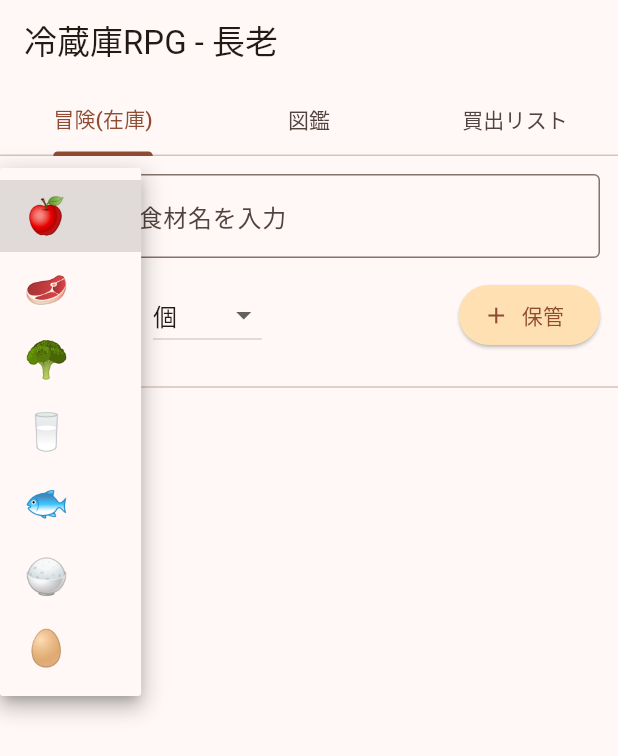
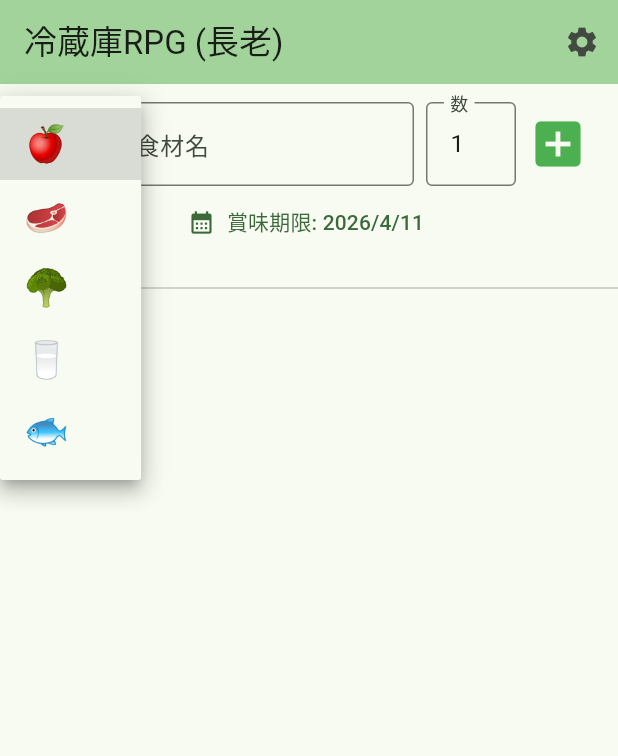
Before and after one commit to cdsa1230126-ai/reizoko_app, a Flutter app: the screen it shows after launch, after a tap on an icon or button, on a phone screen of 412 x 824 dp. Shown: the top 756 px of the screen. Run offline on Flutter 3.47's test engine with Material 3 defaults, Android fonts, the phone set to English and light mode, and no system bars; our stand-ins replace camera, shared_preferences; missing offline and left inert: dart:html.

Commit message:
Update main.dart

```diff
--- a/lib/main.dart
+++ b/lib/main.dart
@@ -2,10 +2,11 @@ import 'package:flutter/material.dart';
 import 'package:shared_preferences/shared_preferences.dart';
 import 'package:camera/camera.dart';
 import 'dart:convert';
-import 'dart:html' as html;
+import 'dart:html' as html; // Web用の音声・通知機能
 
 void main() async {
   WidgetsFlutterBinding.ensureInitialized();
+  // カメラの準備（Webブラウザで許可が必要）
   List<CameraDescription> cameras = [];
   try {
     cameras = await availableCameras();
@@ -15,19 +16,26 @@ void main() async {
   runApp(ReizokoApp(cameras: cameras));
 }
 
-class ReizokoApp extends StatelessWidget {
+class ReizokoApp extends StatefulWidget {
   final List<CameraDescription> cameras;
   const ReizokoApp({super.key, required this.cameras});
+
+  @override
+  State<ReizokoApp> createState() => _ReizokoAppState();
+}
+
+class _ReizokoAppState extends State<ReizokoApp> {
+  Color themeColor = Colors.green;
 
   @override
   Widget build(BuildContext context) {
     return MaterialApp(
       title: '冷蔵庫RPG',
       theme: ThemeData(
-        colorScheme: ColorScheme.fromSeed(seedColor: Colors.orange.shade900),
+        colorScheme: ColorScheme.fromSeed(seedColor: themeColor),
         useMaterial3: true,
       ),
-      home: ReizokoHomePage(cameras: cameras),
+      home: ReizokoHomePage(cameras: widget.cameras),
     );
   }
 }
@@ -40,215 +48,238 @@ class ReizokoHomePage extends StatefulWidget {
   State<ReizokoHomePage> createState() => _ReizokoHomePageState();
 }
 
-class _ReizokoHomePageState extends State<ReizokoHomePage> with TickerProviderStateMixin {
+class _ReizokoHomePageState extends State<ReizokoHomePage> with SingleTickerProviderStateMixin {
   List<Map<String, dynamic>> inventory = [];
   List<String> shoppingList = [];
-  List<Map<String, dynamic>> monsterBook = [];
   String characterMode = "長老";
+  String apiKey = "";
 
   final TextEditingController _itemController = TextEditingController();
   final TextEditingController _countController = TextEditingController(text: "1");
+  DateTime _selectedDate = DateTime.now().add(const Duration(days: 3));
   String _selectedIcon = "🍎";
-  String _selectedUnit = "個";
-  final List<String> _unitOptions = ["個", "kg", "g", "本", "ml", "L", "パック", "袋", "玉"];
+
+  late AnimationController _blinkController;
 
   @override
   void initState() {
     super.initState();
     _loadData();
-    _itemController.addListener(_autoDetectItems);
+    _blinkController = AnimationController(
+      vsync: this,
+      duration: const Duration(milliseconds: 700),
+    )..repeat(reverse: true);
+
+    // 起動時に通知の許可を求める
+    _requestNotificationPermission();
   }
 
   @override
   void dispose() {
-    _itemController.removeListener(_autoDetectItems);
-    _itemController.dispose();
-    _countController.dispose();
+    _blinkController.dispose();
     super.dispose();
   }
 
-  // 自動判別アシスト
-  void _autoDetectItems() {
-    String text = _itemController.text;
-    if (text.contains("米") || text.contains("こめ") || text.contains("コメ")) {
-      if (_selectedUnit != "kg") {
-        setState(() { _selectedUnit = "kg"; _selectedIcon = "🍚"; _countController.text = "5"; });
-      }
-    } else if (text.contains("牛乳") || text.contains("ミルク") || text.contains("酒")) {
-      if (_selectedUnit != "ml") {
-        setState(() { _selectedUnit = "ml"; _selectedIcon = "🥛"; _countController.text = "1000"; });
-      }
+  // --- 通知機能 ---
+  void _requestNotificationPermission() {
+    if (html.Notification.permission == 'default') {
+      html.Notification.requestPermission();
     }
   }
 
+  void _showNotification(String title, String body) {
+    if (html.Notification.permission == 'granted') {
+      html.Notification(title, body: body);
+    }
+  }
+
+  // --- データの読み込み・保存 ---
   Future<void> _loadData() async {
     final prefs = await SharedPreferences.getInstance();
     setState(() {
       inventory = List<Map<String, dynamic>>.from(json.decode(prefs.getString('inventory') ?? '[]'));
       shoppingList = prefs.getStringList('shoppingList') ?? [];
-      monsterBook = List<Map<String, dynamic>>.from(json.decode(prefs.getString('monsterBook') ?? '[]'));
+      characterMode = prefs.getString('characterMode') ?? "長老";
+      apiKey = prefs.getString('apiKey') ?? "";
     });
+    _checkExpiryAlert();
   }
 
   Future<void> _saveData() async {
     final prefs = await SharedPreferences.getInstance();
     await prefs.setString('inventory', json.encode(inventory));
     await prefs.setStringList('shoppingList', shoppingList);
-    await prefs.setString('monsterBook', json.encode(monsterBook));
+    await prefs.setString('characterMode', characterMode);
+    await prefs.setString('apiKey', apiKey);
   }
 
+  // --- 音声とアラート ---
+  void _speak(String text) {
+    final utterance = html.SpeechSynthesisUtterance(text)..lang = 'ja-JP';
+    html.window.speechSynthesis?.speak(utterance);
+  }
+
+  void _checkExpiryAlert() {
+    List<String> urgentItems = [];
+    for (var item in inventory) {
+      final expiry = DateTime.parse(item['expiry']);
+      if (expiry.difference(DateTime.now()).inDays <= 1) {
+        urgentItems.add(item['name']);
+      }
+    }
+
+    if (urgentItems.isNotEmpty) {
+      String msg = characterMode == "長老" ? "警告じゃ！${urgentItems.join(', ')}が腐りそうじゃぞ！" : "期限間近の食材があります。";
+      // 音声
+      Future.delayed(const Duration(seconds: 2), () => _speak(msg));
+      // ブラウザ通知
+      _showNotification("【冷蔵庫RPG 警告】", "${urgentItems.length}個の食材が期限間近です！");
+    }
+  }
+
+  // --- 操作ロジック ---
   void _addItem() {
     if (_itemController.text.isEmpty) return;
     setState(() {
       inventory.add({
         "name": _itemController.text,
         "icon": _selectedIcon,
-        "count": double.tryParse(_countController.text) ?? 1.0,
-        "unit": _selectedUnit,
+        "count": int.tryParse(_countController.text) ?? 1,
+        "expiry": _selectedDate.toIso8601String(),
       });
-      if (!monsterBook.any((m) => m['name'] == _itemController.text)) {
-        monsterBook.add({"name": _itemController.text, "icon": _selectedIcon});
-      }
       _itemController.clear();
       _countController.text = "1";
-      _selectedUnit = "個";
     });
     _saveData();
+    _speak(characterMode == "長老" ? "新しい獲物じゃ！" : "追加しました。");
   }
 
-  void _updateCount(int index, double delta) {
+  void _consumeItem(int index) {
     setState(() {
-      inventory[index]['count'] += delta;
-      if (inventory[index]['count'] <= 0.001) {
-        if (!shoppingList.contains(inventory[index]['name'])) shoppingList.add(inventory[index]['name']);
+      String name = inventory[index]['name'];
+      if (inventory[index]['count'] > 1) {
+        inventory[index]['count'] -= 1;
+      } else {
+        shoppingList.add(name);
         inventory.removeAt(index);
       }
     });
     _saveData();
+    _speak(characterMode == "長老" ? "見事な討伐じゃ！" : "消費しました。");
   }
 
   @override
   Widget build(BuildContext context) {
-    return DefaultTabController(
-      length: 3,
-      child: Scaffold(
+    return Scaffold(
       appBar: AppBar(
-          title: Text("冷蔵庫RPG - $characterMode"),
-          bottom: const TabBar(
-            tabs: [Tab(text: "冒険(在庫)"), Tab(text: "図鑑"), Tab(text: "買出リスト")],
+        title: Text("冷蔵庫RPG ($characterMode)"),
+        backgroundColor: Theme.of(context).colorScheme.inversePrimary,
+        actions: [
+          IconButton(icon: const Icon(Icons.settings), onPressed: _showSettings),
+        ],
       ),
-        ),
-        body: TabBarView(
-          children: [ _buildInventoryPage(), _buildBookPage(), _buildShoppingPage() ],
-        ),
+      body: Column(
+        children: [
+          _buildInputArea(),
+          const Divider(),
+          Expanded(child: _buildInventoryList()),
+        ],
       ),
     );
   }
 
-  Widget _buildInventoryPage() {
-    return Column(
-      children: [
-        Padding(
+  Widget _buildInputArea() {
+    return Padding(
       padding: const EdgeInsets.all(12.0),
       child: Column(
         children: [
-              // 1段目: アイコン選択と名前入力
           Row(
             children: [
               DropdownButton<String>(
                 value: _selectedIcon,
-                    items: ["🍎", "🥩", "🥦", "🥛", "🐟", "🍚", "🥚"].map((s) => DropdownMenuItem(value: s, child: Text(s, style: const TextStyle(fontSize: 24)))).toList(),
+                items: ["🍎", "🥩", "🥦", "🥛", "🐟"].map((s) => DropdownMenuItem(value: s, child: Text(s, style: const TextStyle(fontSize: 24)))).toList(),
                 onChanged: (v) => setState(() => _selectedIcon = v!),
               ),
-                  const SizedBox(width: 10),
-                  Expanded(child: TextField(controller: _itemController, decoration: const InputDecoration(labelText: "食材名を入力", border: OutlineInputBorder()))),
+              const SizedBox(width: 8),
+              Expanded(child: TextField(controller: _itemController, decoration: const InputDecoration(labelText: "食材名", border: OutlineInputBorder()))),
+              const SizedBox(width: 8),
+              SizedBox(width: 60, child: TextField(controller: _countController, keyboardType: TextInputType.number, decoration: const InputDecoration(labelText: "数", border: OutlineInputBorder()))),
+              IconButton(icon: const Icon(Icons.add_box, color: Colors.green, size: 40), onPressed: _addItem),
             ],
           ),
-              const SizedBox(height: 10),
-              // 2段目: 数量と単位選択
-              Row(
-                children: [
-                  SizedBox(width: 80, child: TextField(controller: _countController, keyboardType: TextInputType.number, decoration: const InputDecoration(labelText: "数", border: OutlineInputBorder()))),
-                  const SizedBox(width: 10),
-                  DropdownButton<String>(
-                    value: _selectedUnit,
-                    items: _unitOptions.map((u) => DropdownMenuItem(value: u, child: Text(u))).toList(),
-                    onChanged: (v) => setState(() => _selectedUnit = v!),
-                  ),
-                  const Spacer(),
-                  ElevatedButton.icon(
-                    onPressed: _addItem,
-                    icon: const Icon(Icons.add),
-                    label: const Text("保管"),
-                    style: ElevatedButton.styleFrom(backgroundColor: Colors.orange.shade100),
+          TextButton.icon(
+            icon: const Icon(Icons.calendar_month),
+            onPressed: () async {
+              final date = await showDatePicker(context: context, initialDate: _selectedDate, firstDate: DateTime.now(), lastDate: DateTime.now().add(const Duration(days: 365)));
+              if (date != null) setState(() => _selectedDate = date);
+            },
+            label: Text("賞味期限: ${_selectedDate.year}/${_selectedDate.month}/${_selectedDate.day}"),
           ),
         ],
       ),
-            ],
-          ),
-        ),
-        const Divider(),
-        Expanded(
-          child: ListView.builder(
+    );
+  }
+
+  Widget _buildInventoryList() {
+    return ListView.builder(
       itemCount: inventory.length,
       itemBuilder: (context, index) {
         final item = inventory[index];
-              final bool isKg = item['unit'] == "kg";
+        final expiry = DateTime.parse(item['expiry']);
+        final isUrgent = expiry.difference(DateTime.now()).inDays <= 1;
+
+        return AnimatedBuilder(
+          animation: _blinkController,
+          builder: (context, child) {
             return Card(
-                margin: const EdgeInsets.symmetric(horizontal: 10, vertical: 4),
+              margin: const EdgeInsets.symmetric(horizontal: 12, vertical: 4),
+              color: isUrgent ? Colors.red.withOpacity(0.1 + 0.3 * _blinkController.value) : Colors.white,
+              shape: isUrgent ? RoundedRectangleBorder(side: const BorderSide(color: Colors.red, width: 2), borderRadius: BorderRadius.circular(8)) : null,
               child: ListTile(
                 leading: Text(item['icon'], style: const TextStyle(fontSize: 30)),
-                  title: Text(item['name']),
-                  subtitle: Text("${item['count'].toStringAsFixed(isKg ? 2 : 0)} ${item['unit']}"),
-                  trailing: Row(
-                    mainAxisSize: MainAxisSize.min,
-                    children: [
-                      if (isKg) ...[
-                        ElevatedButton(onPressed: () => _updateCount(index, -0.15), child: const Text("1合")),
-                        const SizedBox(width: 4),
-                        ElevatedButton(onPressed: () => _updateCount(index, -0.30), child: const Text("2合")),
-                      ] else ...[
-                        IconButton(icon: const Icon(Icons.remove_circle_outline, color: Colors.orange), onPressed: () => _updateCount(index, -1)),
-                        IconButton(icon: const Icon(Icons.add_circle_outline, color: Colors.blue), onPressed: () => _updateCount(index, 1)),
-                      ],
-                    ],
+                title: Text(item['name'], style: TextStyle(fontWeight: isUrgent ? FontWeight.bold : FontWeight.normal, color: isUrgent ? Colors.red.shade900 : Colors.black)),
+                subtitle: Text("期限: ${expiry.month}/${expiry.day} | 残り: ${item['count']}個"),
+                trailing: IconButton(
+                  icon: const Icon(Icons.restaurant, color: Colors.orange, size: 30),
+                  onPressed: () => _consumeItem(index),
                 ),
               ),
             );
           },
-          ),
-        ),
-      ],
-    );
-  }
-
-  Widget _buildBookPage() {
-    return GridView.builder(
-      padding: const EdgeInsets.all(10),
-      gridDelegate: const SliverGridDelegateWithFixedCrossAxisCount(crossAxisCount: 3),
-      itemCount: monsterBook.length,
-      itemBuilder: (context, index) {
-        final monster = monsterBook[index];
-        bool inStock = inventory.any((i) => i['name'] == monster['name']);
-        return Card(
-          color: inStock ? Colors.orange.shade50 : Colors.grey.shade200,
-          child: Column(mainAxisAlignment: MainAxisAlignment.center, children: [Text(monster['icon'], style: const TextStyle(fontSize: 30)), Text(monster['name'])]),
         );
       },
     );
   }
 
-  Widget _buildShoppingPage() {
-    return ListView.builder(
-      itemCount: shoppingList.length,
-      itemBuilder: (context, index) {
-        return ListTile(
-          leading: const Icon(Icons.shopping_cart, color: Colors.orange),
-          title: Text(shoppingList[index]),
-          trailing: const Text("要討伐(未購入)", style: TextStyle(color: Colors.red, fontSize: 12)),
-          onTap: () => setState(() => shoppingList.removeAt(index)),
-        );
+  void _showSettings() {
+    showDialog(
+      context: context,
+      builder: (context) => AlertDialog(
+        title: const Text("冒険の設定"),
+        content: Column(
+          mainAxisSize: MainAxisSize.min,
+          children: [
+            const Text("キャラクター選択"),
+            DropdownButton<String>(
+              value: characterMode,
+              isExpanded: true,
+              items: ["長老", "ドクター", "トレーダー"].map((s) => DropdownMenuItem(value: s, child: Text(s))).toList(),
+              onChanged: (v) {
+                setState(() => characterMode = v!);
+                _saveData();
+                Navigator.pop(context);
               },
+            ),
+            const SizedBox(height: 20),
+            const Text("AI APIキー"),
+            TextField(
+              controller: TextEditingController(text: apiKey),
+              onChanged: (v) => apiKey = v,
+              decoration: const InputDecoration(hintText: "Gemini Keyを入力"),
+            ),
+          ],
+        ),
+      ),
     );
   }
 }
```
Lines whose indentation alone changed are shown as unchanged.
